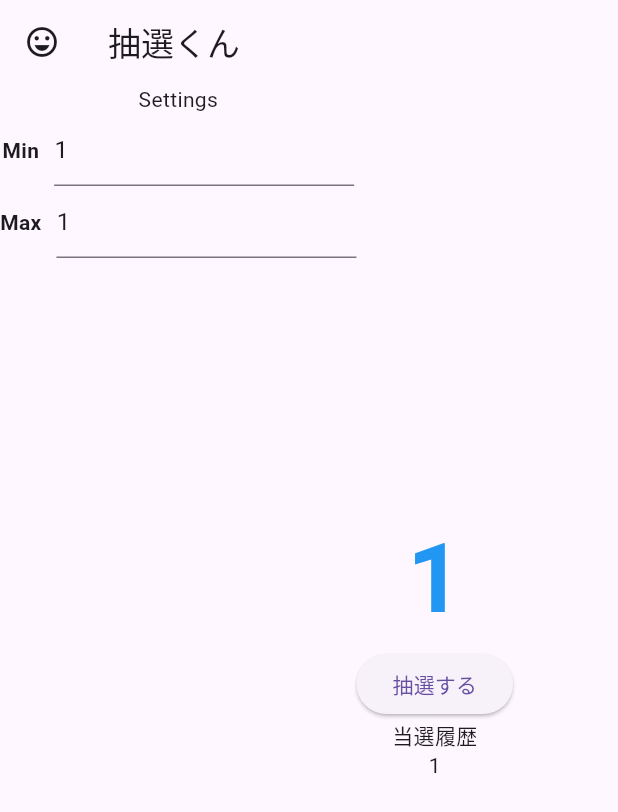
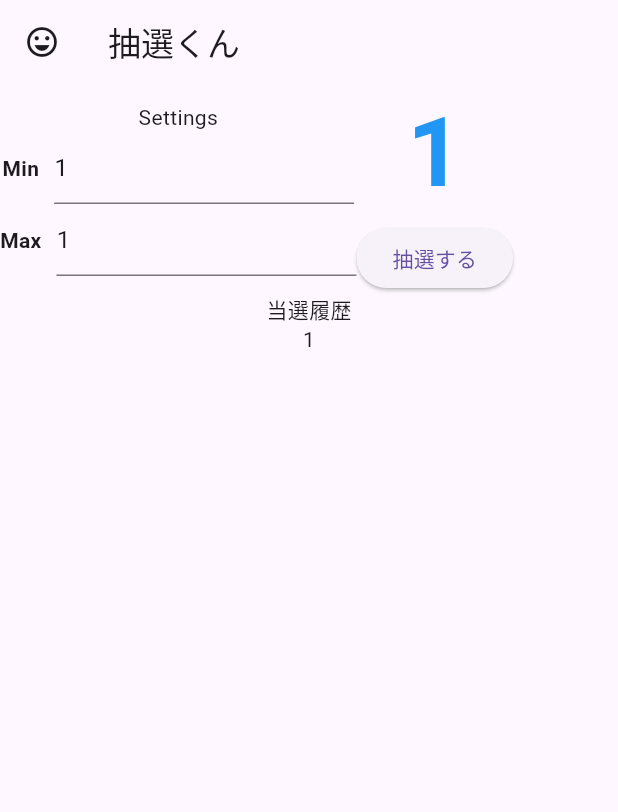
Before and after one commit to dj-kusuha/lottery, a Flutter app: the screen it shows after launch, after a tap on "抽選する", on a phone screen of 412 x 824 dp. Shown: the top 812 px of the screen. Run offline on Flutter 3.47's test engine with Material 3 defaults, Android fonts, the light colour scheme and no system bars; our stand-ins replace flutter_hooks, hooks_riverpod, riverpod_annotation; generated files the repository leaves out were written again.

Commit message:
refactor: 当選履歴を main.dart から分けた

```diff
--- a/lib/main.dart
+++ b/lib/main.dart
@@ -3,6 +3,8 @@ import 'dart:math';
 import 'package:flutter/material.dart';
 import 'package:flutter_hooks/flutter_hooks.dart';
 import 'package:hooks_riverpod/hooks_riverpod.dart';
+import 'package:lottery/state/history_state.dart';
+import 'package:lottery/view/history_widget.dart';
 
 import 'state/settings_state.dart';
 import 'view/settings_widget.dart';
@@ -22,9 +24,12 @@ class MainApp extends StatelessWidget {
           leading: const Icon(Icons.emoji_emotions_outlined),
           title: const Text('抽選くん'),
         ),
-        body: Row(children: [
-          const SettingsWidget(),
-          ButtonTest(),
+        body: Column(children: [
+          Row(children: [
+            const SettingsWidget(),
+            ButtonTest(),
+          ]),
+          const HistoryWidget(),
         ]),
       ),
     );
@@ -43,8 +48,6 @@ class ButtonTest extends HookConsumerWidget {
   @override
   Widget build(BuildContext context, WidgetRef ref) {
     final count = useState(0);
-    final history = useState(<int>[]);
-
     final settings = ref.watch(settingsStateProvider);
 
     return SingleChildScrollView(
@@ -62,23 +65,12 @@ class ButtonTest extends HookConsumerWidget {
             onPressed: () {
               final range = settings.max - settings.min + 1;
               count.value = _random.nextInt(range) + settings.min;
-              history.value = [count.value, ...history.value];
+              ref.read(historyStateProvider.notifier).add(count.value);
             },
             child: const Text('抽選する'),
           ),
-          const Text('当選履歴'),
-          Text(_generateHistoryText(history.value)),
         ],
       ),
     );
   }
-
-  String _generateHistoryText(List<int> history) {
-    final buf = StringBuffer();
-    for (final value in history) {
-      buf.write(value);
-      buf.writeln();
-    }
-    return buf.toString();
-  }
 }
--- /dev/null
+++ b/lib/state/history_state.dart
@@ -0,0 +1,13 @@
+import 'package:riverpod_annotation/riverpod_annotation.dart';
+
+part 'history_state.g.dart';
+
+@riverpod
+class HistoryState extends _$HistoryState {
+  @override
+  List<int> build() => [];
+
+  void add(int value) {
+    state = [value, ...state];
+  }
+}
--- /dev/null
+++ b/lib/view/history_widget.dart
@@ -0,0 +1,26 @@
+import 'package:flutter/material.dart';
+import 'package:hooks_riverpod/hooks_riverpod.dart';
+import 'package:lottery/state/history_state.dart';
+
+class HistoryWidget extends ConsumerWidget {
+  const HistoryWidget({super.key});
+
+  @override
+  Widget build(BuildContext context, WidgetRef ref) {
+    final history = ref.watch(historyStateProvider);
+
+    return Column(children: [
+      const Text('当選履歴'),
+      Text(_generateHistoryText(history)),
+    ]);
+  }
+
+  String _generateHistoryText(List<int> history) {
+    final buf = StringBuffer();
+    for (final value in history) {
+      buf.write(value);
+      buf.writeln();
+    }
+    return buf.toString();
+  }
+}
--- a/lib/view/settings_widget.dart
+++ b/lib/view/settings_widget.dart
@@ -11,8 +11,7 @@ class SettingsWidget extends ConsumerWidget {
   Widget build(BuildContext context, WidgetRef ref) {
     final settings = ref.watch(settingsStateProvider);
 
-    return Column(
-      children: [
+    return Column(children: [
       const Text("Settings"),
       NumberInputWidget(
         title: 'Min',
@@ -24,7 +23,6 @@ class SettingsWidget extends ConsumerWidget {
         defaultValue: settings.max,
         onChanged: ref.read(settingsStateProvider.notifier).setMax,
       ),
-      ],
-    );
+    ]);
   }
 }
```
Also changed, not shown: lib/state/history_state.g.dart (added), lib/state/settings_state.g.dart. Lines whose indentation alone changed are shown as unchanged.
